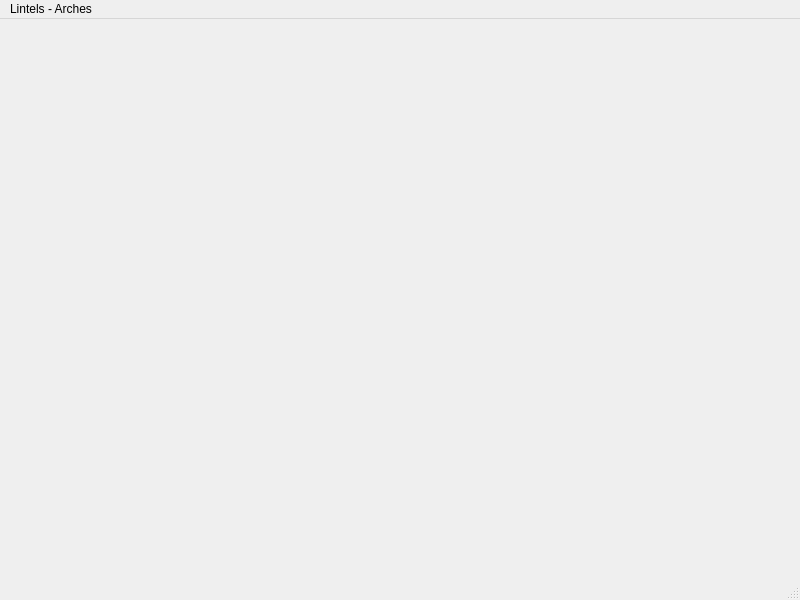
Above: arches_lintels/ui/ui_mainwindow.ui from k-int/arches-lintels before the change. Below: the same form after it.
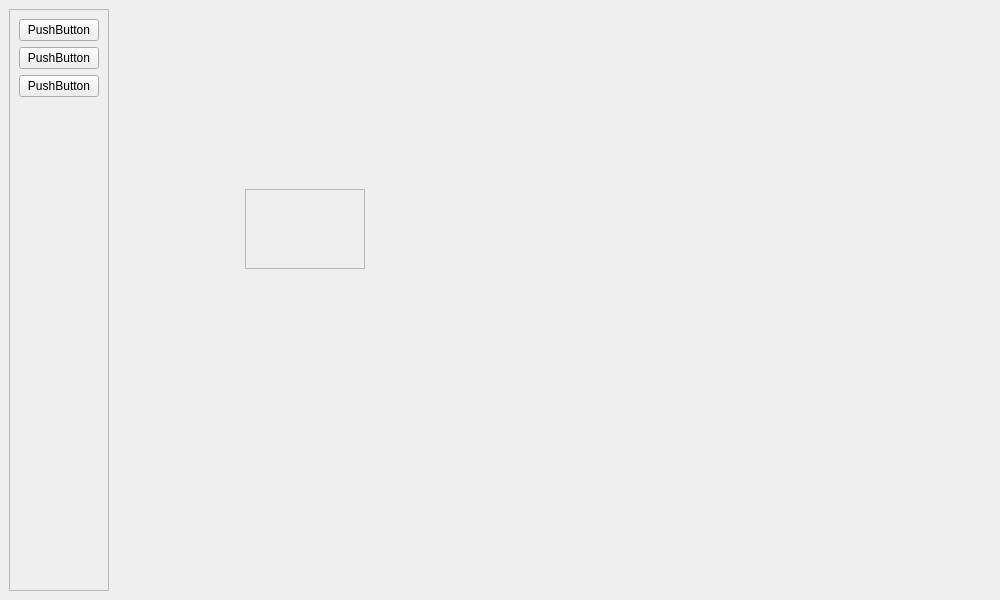
That is the form after the change.

Commit message: Start setting up main window

Patch:
```diff
--- a/arches_lintels/ui/ui_mainwindow.ui
+++ b/arches_lintels/ui/ui_mainwindow.ui
@@ -6,31 +6,94 @@
    <rect>
     <x>0</x>
     <y>0</y>
-    <width>800</width>
+    <width>1000</width>
     <height>600</height>
    </rect>
   </property>
   <property name="windowTitle">
    <string>MainWindow</string>
   </property>
-  <widget class="QWidget" name="centralwidget"/>
-  <widget class="QMenuBar" name="menubar">
-   <property name="geometry">
-    <rect>
-     <x>0</x>
-     <y>0</y>
-     <width>800</width>
-     <height>25</height>
-    </rect>
-   </property>
-   <widget class="QMenu" name="menuLintels_Arches">
-    <property name="title">
-     <string>Lintels - Arches</string>
-    </property>
-   </widget>
-   <addaction name="menuLintels_Arches"/>
+  <widget class="QWidget" name="centralwidget">
+   <layout class="QHBoxLayout" name="horizontalLayout">
+    <item>
+     <widget class="QFrame" name="frame">
+      <property name="frameShape">
+       <enum>QFrame::Shape::StyledPanel</enum>
+      </property>
+      <property name="frameShadow">
+       <enum>QFrame::Shadow::Raised</enum>
+      </property>
+      <layout class="QVBoxLayout" name="verticalLayout">
+       <item>
+        <widget class="QPushButton" name="pushButton">
+         <property name="text">
+          <string>PushButton</string>
+         </property>
+        </widget>
+       </item>
+       <item>
+        <widget class="QPushButton" name="pushButton_2">
+         <property name="text">
+          <string>PushButton</string>
+         </property>
+        </widget>
+       </item>
+       <item>
+        <widget class="QPushButton" name="pushButton_3">
+         <property name="text">
+          <string>PushButton</string>
+         </property>
+        </widget>
+       </item>
+       <item>
+        <spacer name="verticalSpacer">
+         <property name="orientation">
+          <enum>Qt::Orientation::Vertical</enum>
+         </property>
+         <property name="sizeHint" stdset="0">
+          <size>
+           <width>20</width>
+           <height>40</height>
+          </size>
+         </property>
+        </spacer>
+       </item>
+      </layout>
+     </widget>
+    </item>
+    <item>
+     <widget class="QStackedWidget" name="stackedWidget">
+      <property name="currentIndex">
+       <number>0</number>
+      </property>
+      <widget class="QWidget" name="page">
+       <widget class="QFrame" name="frame_2">
+        <property name="geometry">
+         <rect>
+          <x>130</x>
+          <y>180</y>
+          <width>120</width>
+          <height>80</height>
+         </rect>
+        </property>
+        <property name="frameShape">
+         <enum>QFrame::Shape::StyledPanel</enum>
+        </property>
+        <property name="frameShadow">
+         <enum>QFrame::Shadow::Raised</enum>
+        </property>
+       </widget>
+      </widget>
+      <widget class="QWidget" name="page_2"/>
+     </widget>
+    </item>
+   </layout>
   </widget>
-  <widget class="QStatusBar" name="statusbar"/>
+  <action name="actionmore">
+   <property name="text">
+    <string>more</string>
+   </property>
+  </action>
  </widget>
  <resources/>
  <connections/>
```
Left out of the diff: 3 changed lines with no effect on the pictures. The commit also changes 2 other files.
